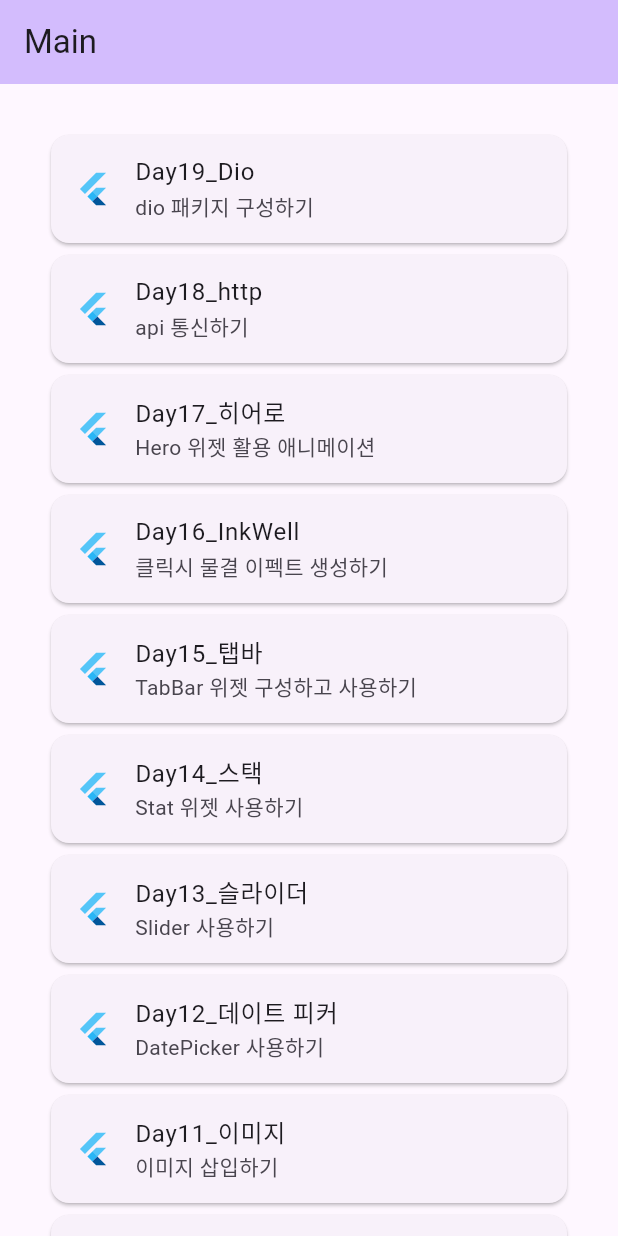
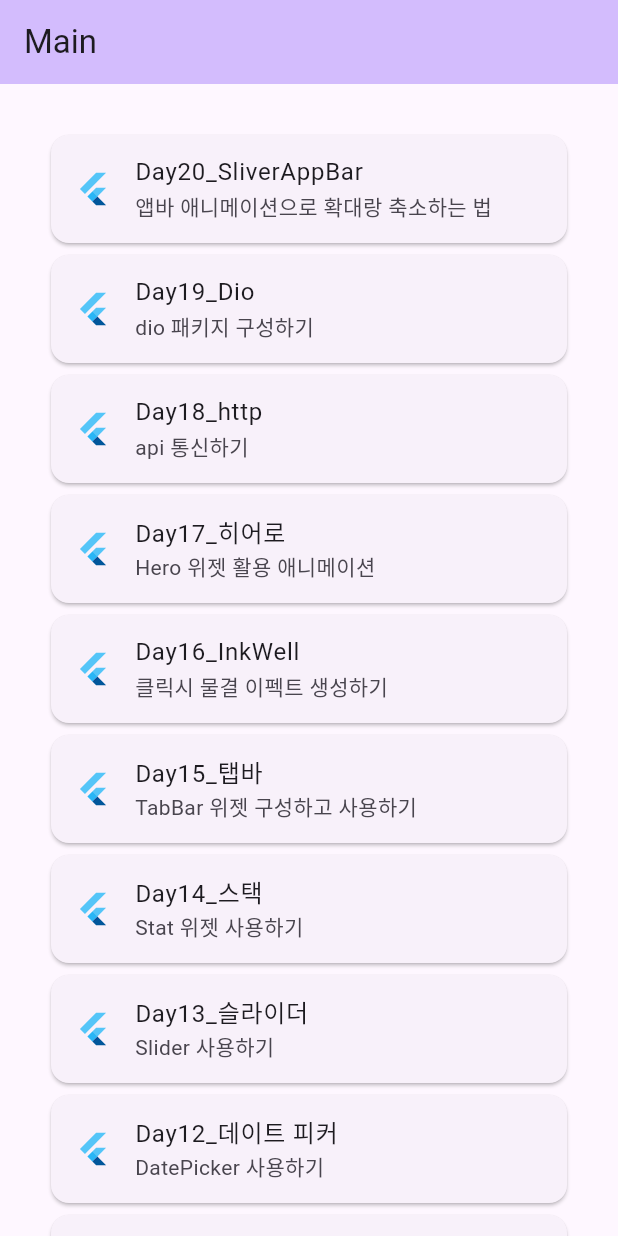
Before and after one commit to junselee42/flutter_study, a Flutter app: the screen it shows after launch, on a phone screen of 412 x 824 dp. Run offline on Flutter 3.47's test engine with Material 2 defaults, Android fonts, the phone set to English and light mode, and no system bars; our stand-ins replace dio.

Commit message:
update: updated ex19

```diff
--- a/lib/main.dart
+++ b/lib/main.dart
@@ -33,13 +33,6 @@ class MyHomePage extends StatefulWidget {
 }
 
 class _MyHomePageState extends State<MyHomePage> {
-  int _counter = 0;
-
-  void _incrementCounter() {
-    setState(() {
-      _counter++;
-    });
-  }
 
   @override
   Widget build(BuildContext context) {
@@ -52,6 +45,17 @@ class _MyHomePageState extends State<MyHomePage> {
       body: ListView(
         padding: const EdgeInsets.all(30),
         children: [
+          Card(
+            child: ListTile(
+              leading: const FlutterLogo(),
+              title: const Text('Day20_SliverAppBar'),
+              subtitle: const Text('앱바 애니메이션으로 확대랑 축소하는 법'),
+              hoverColor: Colors.purple,
+              onTap: () {
+                Navigator.of(context).pushNamed('/twentieth');
+              },
+            ),
+          ),
           Card(
             child: ListTile(
               leading: const FlutterLogo(),
--- a/lib/router/router.dart
+++ b/lib/router/router.dart
@@ -19,6 +19,7 @@ import 'package:flutter00/router/pages/sixteen.dart';
 import 'package:flutter00/router/pages/seventeen.dart';
 import 'package:flutter00/router/pages/eighteen.dart';
 import 'package:flutter00/router/pages/nineteen.dart';
+import 'package:flutter00/router/pages/twenty.dart';
 
 final routes = {
   '/': (BuildContext context) => const MyHomePage(title: "Main"),
@@ -41,4 +42,5 @@ final routes = {
   '/seventeenth': (BuildContext context) => const SeventeenPage(),
   '/eighteenth': (BuildContext context) => const EighteenPage(),
   '/nineteenth': (BuildContext context) => const NineteenPage(),
+  '/twentieth': (BuildContext context) => const TwentyPage(),
 };
```
Also changed, not shown: lib/router/pages/twenty.dart (added, +35 -0 lines).
